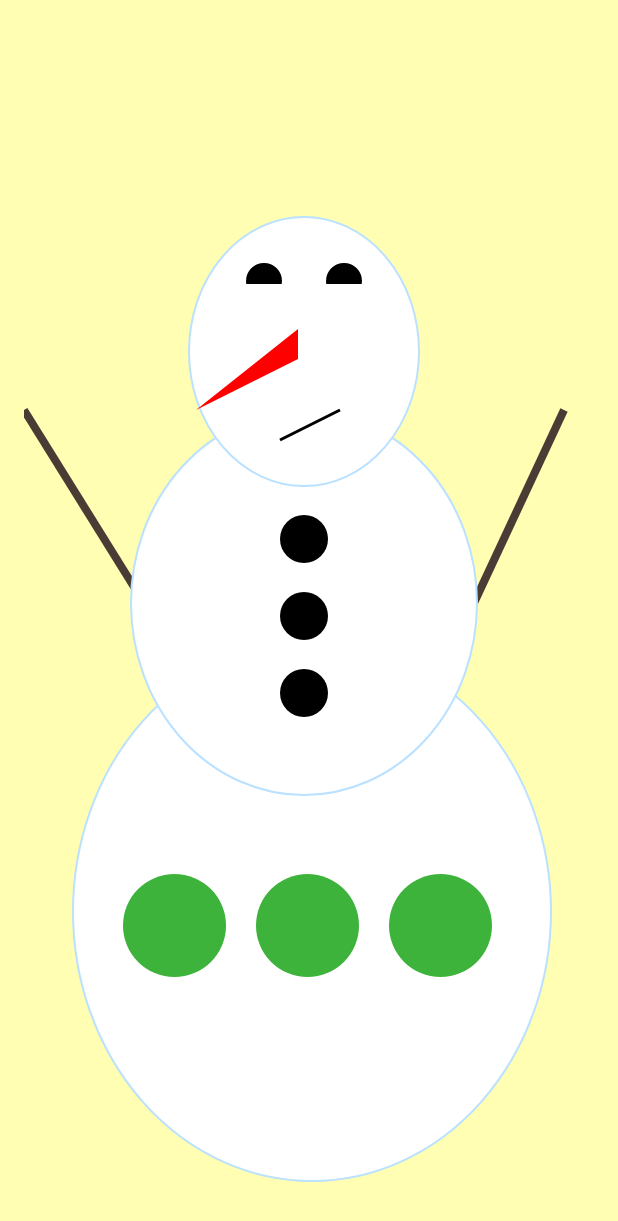
After one commit to viamarvin/cp481, an Android app: the SnowmanActivity screen opened directly, with no data from a screen before it, on a phone screen of 412 x 824 dp. The commit adds this screen. Shown: the top 1221 px of the screen. Run offline under Robolectric (Android 15) with nearby library versions, the phone set to English and light mode, and no system bars.

Commit message:
Added snowman

```diff
--- a/app/src/main/AndroidManifest.xml
+++ b/app/src/main/AndroidManifest.xml
@@ -28,6 +28,10 @@
             android:name=".TriangleActivity"
             android:label="@string/game">
         </activity>
+        <activity
+            android:name=".SnowmanActivity"
+            android:label="@string/snowman">
+        </activity>
     </application>
 
 </manifest>
--- a/app/src/main/java/me/podrezov/cp481/MainActivity.java
+++ b/app/src/main/java/me/podrezov/cp481/MainActivity.java
@@ -29,4 +29,10 @@ public class MainActivity extends AppCompatActivity {
         Intent intObj = new Intent(this, TriangleActivity.class);
         startActivity(intObj);
     }
+
+    public void showSnowman(View v)
+    {
+        Intent intObj = new Intent(this, SnowmanActivity.class);
+        startActivity(intObj);
+    }
 }
--- /dev/null
+++ b/app/src/main/java/me/podrezov/cp481/Snowman.java
@@ -0,0 +1,80 @@
+package me.podrezov.cp481;
+
+import android.content.Context;
+import android.graphics.Canvas;
+import android.graphics.Color;
+import android.graphics.Paint;
+import android.graphics.Path;
+import android.graphics.drawable.GradientDrawable;
+import android.util.AttributeSet;
+import android.view.View;
+
+public class Snowman extends View
+{
+    GradientDrawable[] snow;
+    Path nos;
+    int x,y,dW,dH;
+
+    public Snowman(Context v, AttributeSet as)
+    {
+        super(v, as);
+        snow=new GradientDrawable[3];
+        drawSnowman(as);
+    }
+
+    public void drawSnowman(AttributeSet ast)
+    {
+        dW = getResources().getDisplayMetrics().widthPixels;
+        dH = getResources().getDisplayMetrics().heightPixels;
+        x = 7*dW/18;
+        y = 5*dH/8;
+
+        for (int i=0;i<3;i++){
+            snow[i]=new GradientDrawable();
+            snow[i].setShape(GradientDrawable.OVAL);
+            snow[i].setColor(Color.parseColor("#ffffff"));
+            snow[i].setStroke(2, Color.parseColor("#bae1ff"));
+        }
+        snow[0].setBounds(41*x/60, 3*y/20+y/10,x*33/20, y/2+y/10);
+        snow[1].setBounds(x*13/24-x/10, y/2, 43*x/24+x/10, y);
+        snow[2].setBounds(x/5, 4*y/5, 2*x+x/5, 3*y/2);
+        nos = new Path();
+        nos.moveTo(x+x/7, y/3+y/16);
+        nos.lineTo(x-2*x/7,  y/2-y/16+y/16);
+        nos.lineTo(x+x/7,  y/3+y/25+y/16);
+        nos.close();
+    }
+
+    protected void onDraw(Canvas canvas)
+    {
+        Paint pp1 = new Paint();
+        Paint pp2 = new Paint();
+        pp1.setColor(Color.parseColor("#4a3b34"));
+        pp2.setColor(Color.RED);
+        pp1.setStrokeWidth(8);
+        pp2.setStrokeWidth(5);
+        canvas.drawLine(0,y-y/2,x,y, pp1);
+        canvas.drawLine(x,y+y/3,2*x+x/4,y-y/2, pp1);
+        pp1.setColor(Color.BLACK);
+        pp1.setColor(Color.parseColor("#66391c"));
+        pp1.setStrokeWidth(15);
+        pp1.setStrokeWidth(10);
+        pp1.setColor(Color.BLACK);
+        snow[2].draw(canvas);
+        snow[1].draw(canvas);
+        snow[0].draw(canvas);
+        canvas.drawPath(nos, pp2);
+        canvas.drawCircle(x+x/6, y-y/3, x/10, pp1);
+        canvas.drawCircle(x+x/6, y-y/3+y/10, x/10, pp1);
+        canvas.drawCircle(x+x/6, y-y/3+y/5, x/10, pp1);
+        canvas.drawCircle(x, y/3, x/13, pp1);
+        canvas.drawCircle(x+x/3, y/3, x/13, pp1);
+        pp1.setStrokeWidth(3);
+        canvas.drawLine(x+x/15,y/2+y/25,x+x/4+x/15,y/2-y/25+y/25, pp1);
+        pp1.setColor(Color.WHITE);
+        canvas.drawRect(x-x/10,y/3+3,x+x/8,y/3+y/25+3,pp1);
+        canvas.drawRect(x-x/10+x/5,y/3+3,x+x/8+x/3,y/3+y/25+3,pp1);
+        pp1.setColor(Color.WHITE);
+        invalidate();
+    }
+}
--- /dev/null
+++ b/app/src/main/java/me/podrezov/cp481/SnowmanActivity.java
@@ -0,0 +1,96 @@
+package me.podrezov.cp481;
+
+import java.util.Random;
+import android.os.Bundle;
+import android.app.Activity;
+import android.graphics.Color;
+import android.graphics.drawable.GradientDrawable;
+import android.widget.ImageView;
+import android.widget.RelativeLayout;
+
+public class SnowmanActivity extends Activity
+{
+    ImageView images[];
+
+    @Override
+    protected void onCreate(Bundle savedInstanceState)
+    {
+        super.onCreate(savedInstanceState);
+        setContentView(R.layout.activity_snowman);
+
+        images = new ImageView[3];
+        images[0] = (ImageView) findViewById(R.id.s1);
+        images[1] = (ImageView) findViewById(R.id.s2);
+        images[2] = (ImageView) findViewById(R.id.s3);
+
+        int dW = getResources().getDisplayMetrics().widthPixels;
+        int dH = getResources().getDisplayMetrics().heightPixels;
+        int x = dW / 2;
+        int y = dH / 2;
+
+        RelativeLayout.LayoutParams lp1 = new RelativeLayout.LayoutParams(x / 3,x / 3);
+        lp1.leftMargin = x - x / 4;
+        lp1.topMargin = y + y / 2 - y / 8;
+        images[0].setLayoutParams(lp1);
+
+        RelativeLayout.LayoutParams lp2 = new RelativeLayout.LayoutParams(x / 3,x / 3);
+        lp2.leftMargin = x - x / 4 - x / 3 - x / 10;
+        lp2.topMargin = y + y / 2 - y / 8;
+        images[1].setLayoutParams(lp2);
+
+        RelativeLayout.LayoutParams lp3 = new RelativeLayout.LayoutParams(x / 3,x / 3);
+        lp3.leftMargin = x - x / 4 + x / 3 + x / 10;
+        lp3.topMargin = y + y / 2 - y / 8;
+        images[2].setLayoutParams(lp3);
+
+        Random r = new Random();
+        Schar t1 = new Schar(images[0],800);
+        Thread ts1 = new Thread(t1);
+        ts1.start();
+
+        Schar t2 = new Schar(images[1],1500 + r.nextInt(1000));
+        Thread ts2 = new Thread(t2);
+        ts2.start();
+
+        Schar t3 = new Schar(images[2], 3000 + r.nextInt(1000));
+        Thread ts3 = new Thread(t3);
+        ts3.start();
+    }
+
+    class Schar implements Runnable
+    {
+        ImageView iv;
+        int sleep;
+        Random r;
+
+        public Schar(ImageView iv, int sleep)
+        {
+            this.iv = iv;
+            this.sleep = sleep;
+            r = new Random();
+
+        }
+
+        @Override
+        public void run()
+        {
+            while (true) {
+                SnowmanActivity.this.runOnUiThread(new Runnable() {
+                    @Override
+                    public void run() {
+                        GradientDrawable oval = new GradientDrawable();
+                        oval.setShape(GradientDrawable.OVAL);
+                        oval.setColor(Color.rgb(r.nextInt(255), r.nextInt(255),
+                                r.nextInt(255)));
+                        iv.setImageDrawable(oval);
+                    }
+                });
+                try {
+                    Thread.sleep(sleep);
+                } catch (InterruptedException e) {
+
+                }
+            }
+        }
+    }
+}
--- a/app/src/main/res/layout/activity_main.xml
+++ b/app/src/main/res/layout/activity_main.xml
@@ -25,7 +25,8 @@
             android:layout_weight="1"
             android:layout_width="match_parent"
             android:layout_height="wrap_content"
-            android:text="@string/task2" />
+            android:text="@string/task2"
+            android:onClick="showSnowman" />
 
         <Button
             android:id="@+id/button4"
--- /dev/null
+++ b/app/src/main/res/layout/activity_snowman.xml
@@ -0,0 +1,36 @@
+<?xml version="1.0" encoding="utf-8"?>
+<RelativeLayout xmlns:android="http://schemas.android.com/apk/res/android"
+    android:layout_width="match_parent"
+    android:layout_height="match_parent"
+    android:paddingBottom="@dimen/activity_vertical_margin"
+    android:paddingLeft="@dimen/activity_horizontal_margin"
+    android:paddingRight="@dimen/activity_horizontal_margin"
+    android:paddingTop="@dimen/activity_vertical_margin"
+    android:background="#fffeb3">
+
+    <me.podrezov.cp481.Snowman
+        android:id="@+id/image"
+        android:layout_width="wrap_content"
+        android:layout_height="wrap_content"
+        android:layout_alignParentBottom="true"
+        android:layout_alignParentLeft="true"
+        android:layout_alignParentRight="true"
+        android:layout_alignParentTop="true" />
+
+
+    <ImageView
+        android:id="@+id/s1"
+        android:layout_width="wrap_content"
+        android:layout_height="wrap_content" />
+
+    <ImageView
+        android:id="@+id/s2"
+        android:layout_width="wrap_content"
+        android:layout_height="wrap_content" />
+
+    <ImageView
+        android:id="@+id/s3"
+        android:layout_width="wrap_content"
+        android:layout_height="wrap_content" />
+
+</RelativeLayout>
--- /dev/null
+++ b/app/src/main/res/values/dimens.xml
@@ -0,0 +1,5 @@
+<?xml version="1.0" encoding="utf-8"?>
+<resources>
+    <dimen name="activity_horizontal_margin">16dp</dimen>
+    <dimen name="activity_vertical_margin">16dp</dimen>
+</resources>
--- a/app/src/main/res/values/strings.xml
+++ b/app/src/main/res/values/strings.xml
@@ -12,6 +12,7 @@
     <string name="task3">Задание №3</string>
     <string name="sound_file_not_found">Звуковой файл не найден</string>
     <string name="game">Игра в триугольники</string>
+    <string name="snowman">Снеговик</string>
     <color name="white_color">#000</color>
     <color name="gray_color">#aaa</color>
 </resources>
```
